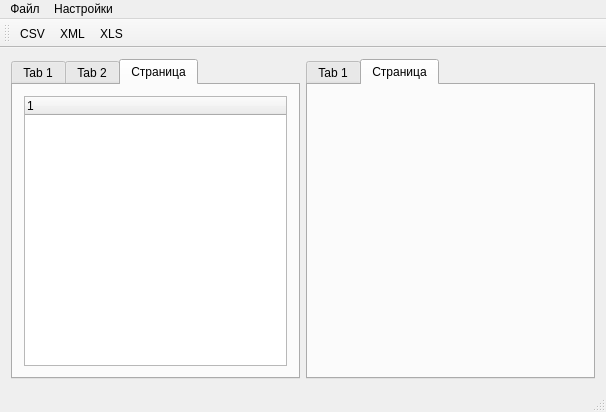
Before: the Qt Designer form mainwindow.ui in nVinz/OLAPMechanism, drawn with Qt 5.
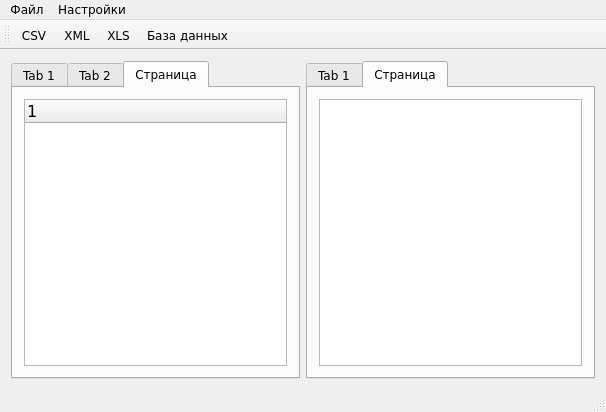
After: the same form once the commit is applied. The open tabs and pages were chosen to show the change. Icons and pictures are not drawn.

```diff
--- a/mainwindow.ui
+++ b/mainwindow.ui
@@ -10,6 +10,11 @@
     <height>412</height>
    </rect>
   </property>
+  <property name="font">
+   <font>
+    <family>Verdana</family>
+   </font>
+  </property>
   <property name="windowTitle">
    <string>MainWindow</string>
   </property>
@@ -60,6 +65,11 @@
        <layout class="QGridLayout" name="gridLayout_4">
         <item row="0" column="0">
          <widget class="QTreeWidget" name="treeWidget_2">
+          <property name="font">
+           <font>
+            <pointsize>12</pointsize>
+           </font>
+          </property>
           <column>
            <property name="text">
             <string notr="true">1</string>
@@ -90,6 +100,11 @@
        <attribute name="title">
         <string>Страница</string>
        </attribute>
+       <layout class="QGridLayout" name="gridLayout_6">
+        <item row="0" column="0">
+         <widget class="QTableWidget" name="tableWidget_filter"/>
+        </item>
+       </layout>
       </widget>
      </widget>
     </item>
@@ -145,6 +160,7 @@
    <addaction name="action_add_csv"/>
    <addaction name="action_add_xml"/>
    <addaction name="action_add_xls"/>
+   <addaction name="action_DB"/>
   </widget>
   <widget class="QStatusBar" name="statusBar"/>
   <action name="action_add_csv">
@@ -192,6 +208,15 @@
     <string>Настройки файла</string>
    </property>
   </action>
+  <action name="action_DB">
+   <property name="icon">
+    <iconset resource="res.qrc">
+     <normaloff>:/all/Resources/db.png</normaloff>:/all/Resources/db.png</iconset>
+   </property>
+   <property name="text">
+    <string>База данных</string>
+   </property>
+  </action>
  </widget>
  <layoutdefault spacing="6" margin="11"/>
  <resources>
```
Left out of the diff: 22 changed lines with no effect on the pictures.
